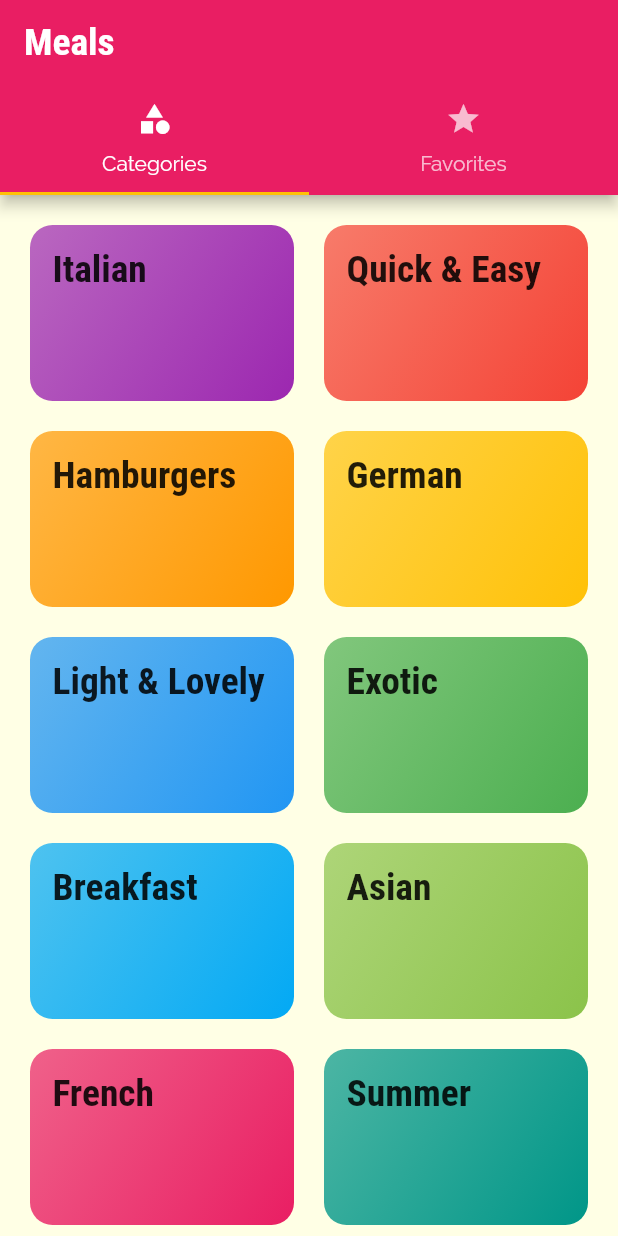
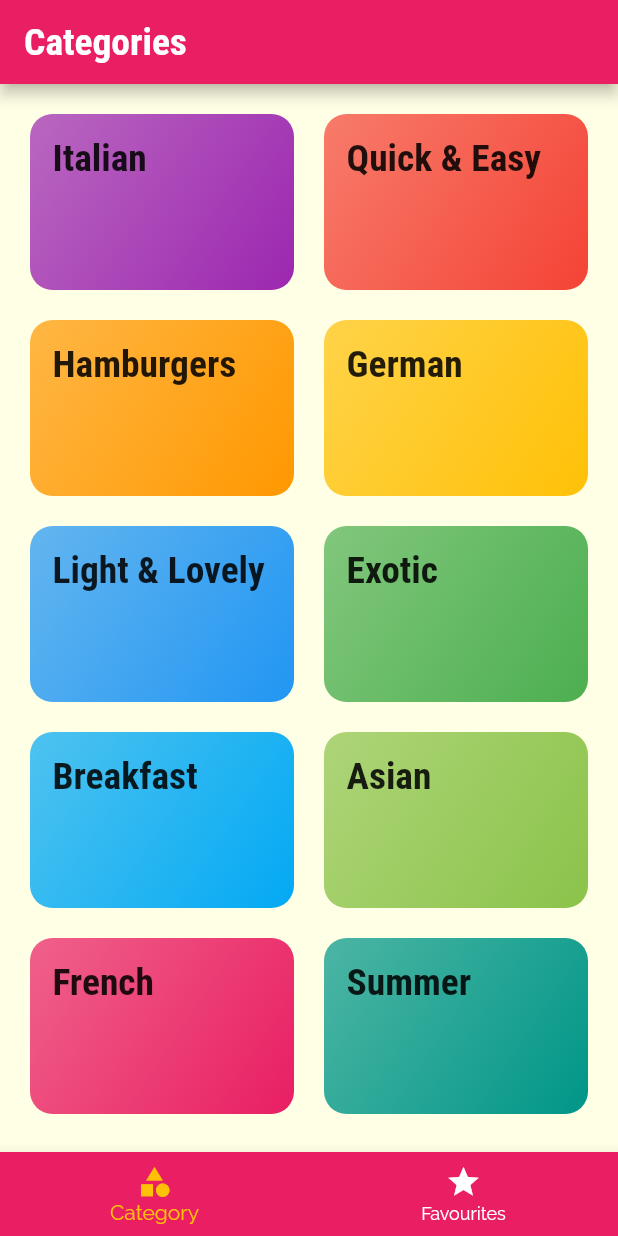
Before and after one commit to furkanayyildiz/meals_app, a Flutter app: the screen it shows after launch, on a phone screen of 412 x 824 dp. Run offline on Flutter 3.47's test engine with Material 2 defaults, Android fonts, the phone set to English and light mode, and no system bars.

```diff
--- a/lib/screens/tabs_screen.dart
+++ b/lib/screens/tabs_screen.dart
@@ -1,39 +1,56 @@
 import 'package:flutter/material.dart';
 
-//page imports
+import './favorites_screen.dart';
 import './categories_screen.dart';
-import "./favorites_screen.dart";
 
 class TabsScreen extends StatefulWidget {
-  const TabsScreen({super.key});
-
   @override
-  State<TabsScreen> createState() => _TabsScreenState();
+  _TabsScreenState createState() => _TabsScreenState();
 }
 
 class _TabsScreenState extends State<TabsScreen> {
+  final List<Map<String, dynamic>> _pages = [
+    {
+      'page': CategoriesScreen(),
+      'title': 'Categories',
+    },
+    {
+      'page': FavoritesScreen(),
+      'title': 'Your Favorite',
+    },
+  ];
+  int _selectedPageIndex = 0;
+
+  void _selectPage(int index) {
+    setState(() {
+      _selectedPageIndex = index;
+    });
+  }
+
   @override
   Widget build(BuildContext context) {
-    return DefaultTabController(
-      length: 2,
-      child: Scaffold(
-        appBar: AppBar(
-          title: Text("Meals"),
-          bottom: TabBar(
-            tabs: <Widget>[
-              Tab(
-                icon: const Icon(Icons.category),
-                text: "Categories",
-              ),
-              Tab(
-                icon: Icon(Icons.star),
-                text: "Favorites",
-              )
-            ],
-          ),
-        ),
-        body: TabBarView(
-            children: <Widget>[CategoriesScreen(), FavoritesScreen()]),
+    return Scaffold(
+      appBar: AppBar(
+        title: Text(_pages[_selectedPageIndex]['title']),
+      ),
+      body: _pages[_selectedPageIndex]['page'],
+      bottomNavigationBar: BottomNavigationBar(
+        onTap: _selectPage,
+        backgroundColor: Theme.of(context).primaryColor,
+        unselectedItemColor: Colors.white,
+        selectedItemColor: Theme.of(context).accentColor,
+        currentIndex: _selectedPageIndex,
+        // type: BottomNavigationBarType.fixed,
+        items: [
+          BottomNavigationBarItem(
+              backgroundColor: Theme.of(context).primaryColor,
+              icon: Icon(Icons.category),
+              label: 'Category'),
+          BottomNavigationBarItem(
+              backgroundColor: Theme.of(context).primaryColor,
+              icon: Icon(Icons.star),
+              label: 'Favourites'),
+        ],
       ),
     );
   }
```
